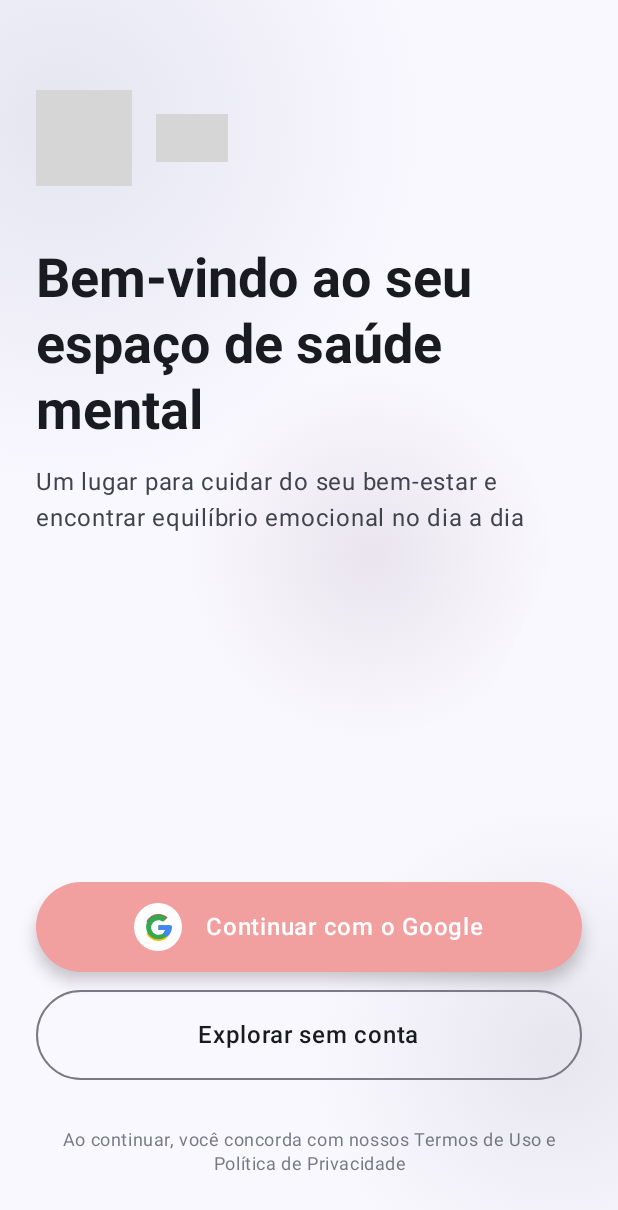
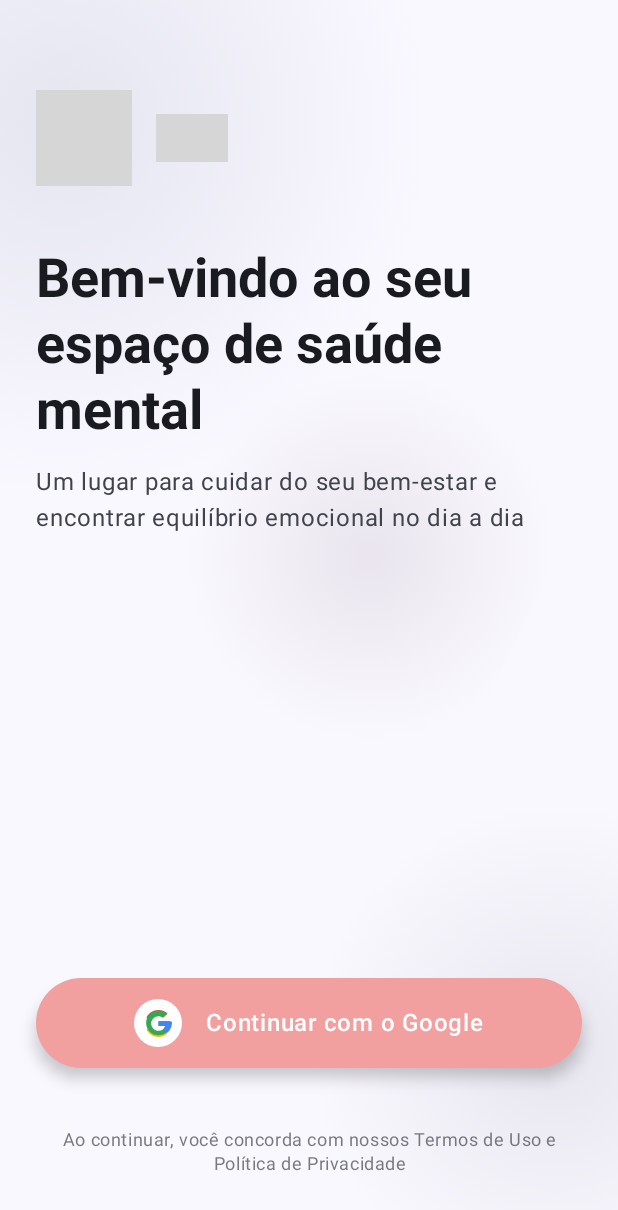
Before and after one commit to grd1as/mindwell, an Android app built with Jetpack Compose: the LoginScreen screen opened through its navigation route, on a phone screen of 412 x 824 dp. Shown: the top 1210 px of the screen. Run offline under Robolectric (Android 15) with nearby library versions, the phone set to English and light mode, and no system bars; our stand-ins replace Dagger/Hilt's generated code; libraries missing offline, so code that uses them is left out: coil.decode; pictures from the network do not load; 4 statements that could not run were skipped; grey boxes are pictures that could not be loaded.

Commit message:
remove explore button

```diff
--- a/app/src/main/java/com/example/mindwell/app/presentation/screens/login/LoginScreen.kt
+++ b/app/src/main/java/com/example/mindwell/app/presentation/screens/login/LoginScreen.kt
@@ -307,29 +307,7 @@ fun LoginScreen(
                                 )
                             }
                         }
-
-                        // Botão explorar
-                        OutlinedButton(
-                            onClick = {
-                                nav.navigate(AppDestinations.HOME) { popUpTo(0) }
-                            },
-                            modifier = Modifier
-                                .fillMaxWidth()
-                                .height(60.dp),
-                            shape = RoundedCornerShape(30.dp),
-                            colors = ButtonDefaults.outlinedButtonColors(
-                                contentColor = MaterialTheme.colorScheme.onBackground
-                            )
-                        ) {
-                            Text(
-                                text = "Explorar sem conta",
-                                style = MaterialTheme.typography.bodyLarge.copy(
-                                    fontWeight = FontWeight.SemiBold
-                                )
-                            )
-                        }
-
-                        Spacer(modifier = Modifier.height(8.dp))
+                        Spacer(modifier = Modifier.height(16.dp))
 
                         // Texto de termos e políticas
                         Text(
```
